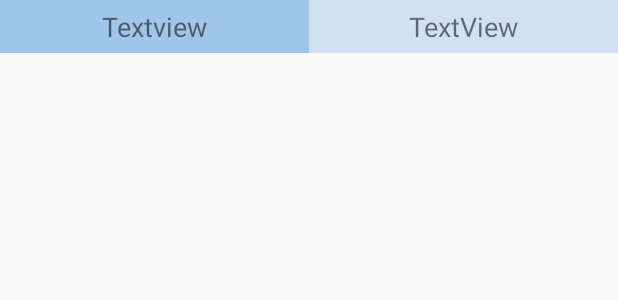
After one commit to jorgeglezca98/outgoingControl, an Android app: the layout surplus_money_item.xml on its own in the app's theme, with its tools: preview values and no code run, on a phone screen of 412 x 824 dp. The commit adds this screen. Shown: the top 300 px of the screen. Run offline under Robolectric (Android 15) with nearby library versions, the phone set to English and light mode, and no system bars.

Commit message:
Added a recyclerview in order to see the surplus money of each category.

```diff
--- /dev/null
+++ b/app/src/main/res/layout/surplus_money_item.xml
@@ -0,0 +1,35 @@
+<?xml version="1.0" encoding="utf-8"?>
+<LinearLayout xmlns:android="http://schemas.android.com/apk/res/android"
+    xmlns:tools="http://schemas.android.com/tools"
+    android:layout_width="match_parent"
+    android:layout_height="wrap_content"
+    android:orientation="horizontal">
+
+    <TextView
+        android:id="@+id/textViewCategoryName"
+        android:layout_width="match_parent"
+        android:layout_height="wrap_content"
+        android:layout_weight="1"
+        android:background="#9fc5e8"
+        android:gravity="center"
+        android:maxLines="1"
+        android:padding="5dp"
+        android:text="Textview"
+        android:textSize="18dp"
+        tools:layout_editor_absoluteX="36dp"
+        tools:layout_editor_absoluteY="73dp" />
+
+    <TextView
+        android:id="@+id/textViewSurplusMoney"
+        android:layout_width="match_parent"
+        android:layout_height="wrap_content"
+        android:layout_weight="1"
+        android:background="#cfe2f3"
+        android:gravity="center"
+        android:maxLines="1"
+        android:padding="5dp"
+        android:text="TextView"
+        android:textSize="18dp"
+        tools:layout_editor_absoluteX="217dp"
+        tools:layout_editor_absoluteY="61dp" />
+</LinearLayout>
```
Also changed, not shown: app/src/main/java/com/example/jorgegonzalezcabrera/outgoing/activities/MainActivity.java (+23 -6 lines), app/src/main/java/com/example/jorgegonzalezcabrera/outgoing/adapters/surplusMoneyTableAdapter.java (added, +69 -0 lines), app/src/main/res/layout/content_main.xml (+7 -8 lines).
